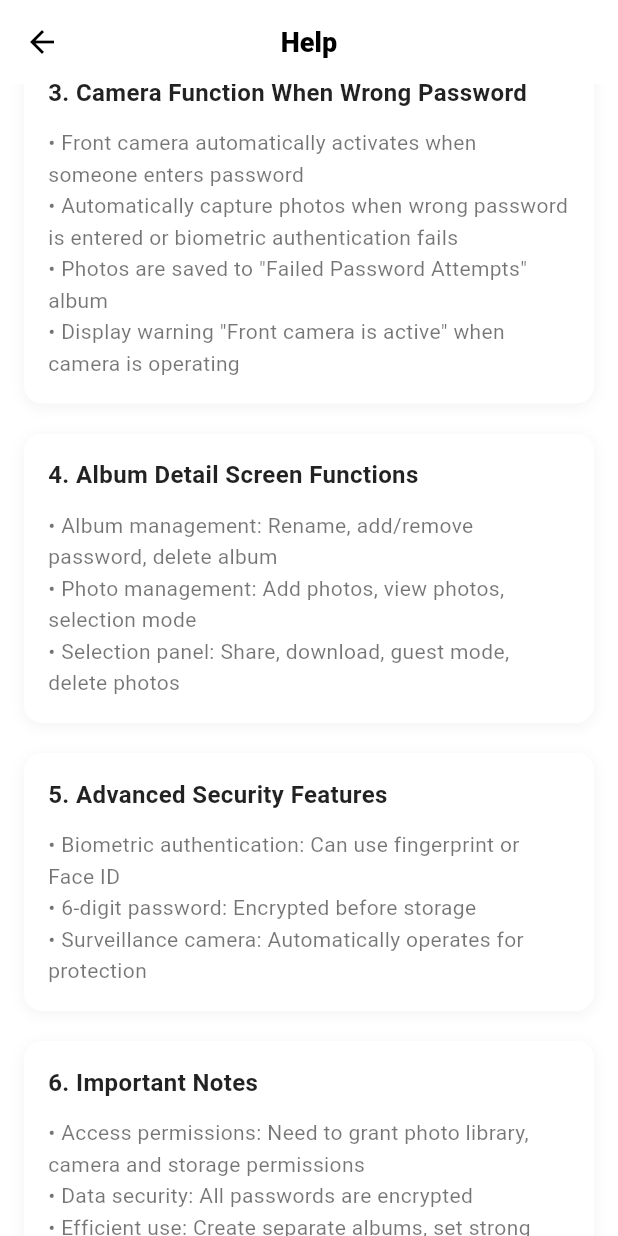
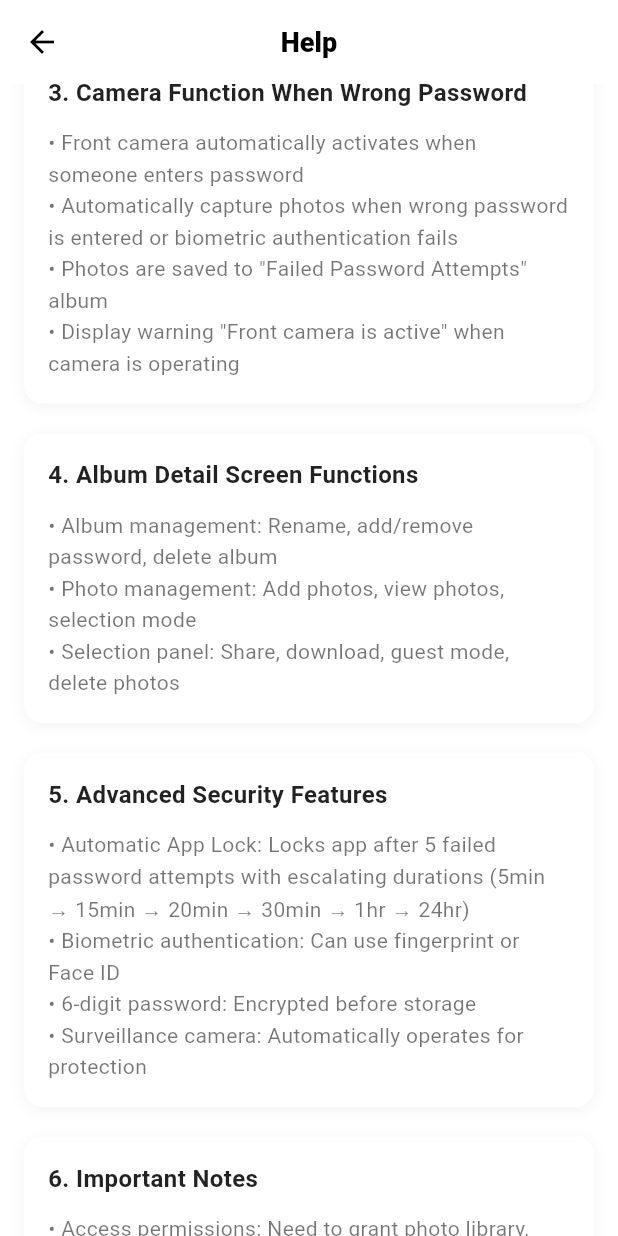
Before and after one commit to IsAPerson-Kas/Project, a Flutter app: the HelpScreen screen opened by its route, scrolled down 576 dp, on a phone screen of 412 x 824 dp. Run offline on Flutter 3.47's test engine with Material 3 defaults, Android fonts, the phone set to English and light mode, and no system bars; our stand-ins replace camera, device_info_plus, drift, drift_flutter, equatable, flutter_bloc and 6 more; missing offline and left inert: photo_manager, photo_manager_image_provider, pro_image_editor, video_thumbnail; accounts and stored records are empty; generated files the repository leaves out were written again.

```diff
--- a/lib/core/constaints/app_strings.dart
+++ b/lib/core/constaints/app_strings.dart
@@ -125,19 +125,25 @@ class AppStrings {
       'help': 'Help',
       'helpGuide': 'Help Guide',
       'helpOverview': 'Overview',
-      'helpOverviewContent': 'Photo Guard is a personal photo and video protection app with advanced security features. The app allows you to create private albums protected by passwords and surveillance cameras.',
+      'helpOverviewContent':
+          'Photo Guard is a personal photo and video protection app with advanced security features. The app allows you to create private albums protected by passwords and surveillance cameras.',
       'helpMainScreen': '1. Main Screen (Album List)',
-      'helpMainScreenContent': '• View album list: Display all created albums\n• Add new album: Press the "+" icon to create a new album\n• Access settings: Press the menu icon (3 horizontal lines) to go to Settings',
+      'helpMainScreenContent':
+          '• View album list: Display all created albums\n• Add new album: Press the "+" icon to create a new album\n• Access settings: Press the menu icon (3 horizontal lines) to go to Settings',
       'helpSettings': '2. Settings Functions',
       'helpSettingsContent': '• View failed attempts: View photos captured when someone enters wrong password\n• Language settings: Switch between English and Vietnamese',
       'helpCamera': '3. Camera Function When Wrong Password',
-      'helpCameraContent': '• Front camera automatically activates when someone enters password\n• Automatically capture photos when wrong password is entered or biometric authentication fails\n• Photos are saved to "Failed Password Attempts" album\n• Display warning "Front camera is active" when camera is operating',
+      'helpCameraContent':
+          '• Front camera automatically activates when someone enters password\n• Automatically capture photos when wrong password is entered or biometric authentication fails\n• Photos are saved to "Failed Password Attempts" album\n• Display warning "Front camera is active" when camera is operating',
       'helpAlbumDetail': '4. Album Detail Screen Functions',
-      'helpAlbumDetailContent': '• Album management: Rename, add/remove password, delete album\n• Photo management: Add photos, view photos, selection mode\n• Selection panel: Share, download, guest mode, delete photos',
+      'helpAlbumDetailContent':
+          '• Album management: Rename, add/remove password, delete album\n• Photo management: Add photos, view photos, selection mode\n• Selection panel: Share, download, guest mode, delete photos',
       'helpSecurity': '5. Advanced Security Features',
-      'helpSecurityContent': '• Biometric authentication: Can use fingerprint or Face ID\n• 6-digit password: Encrypted before storage\n• Surveillance camera: Automatically operates for protection',
+      'helpSecurityContent':
+          '• Automatic App Lock: Locks app after 5 failed password attempts with escalating durations (5min → 15min → 20min → 30min → 1hr → 24hr)\n• Biometric authentication: Can use fingerprint or Face ID\n• 6-digit password: Encrypted before storage\n• Surveillance camera: Automatically operates for protection',
       'helpNotes': '6. Important Notes',
-      'helpNotesContent': '• Access permissions: Need to grant photo library, camera and storage permissions\n• Data security: All passwords are encrypted\n• Efficient use: Create separate albums, set strong passwords, check failed attempts regularly',
+      'helpNotesContent':
+          '• Access permissions: Need to grant photo library, camera and storage permissions\n• Data security: All passwords are encrypted\n• Efficient use: Create separate albums, set strong passwords, check failed attempts regularly\n• App Lock warning: Avoid entering wrong password multiple times to prevent app lock',
       'helpSupport': 'Support',
       'helpSupportContent': 'If you encounter problems when using:\n1. Check access permissions in Settings\n2. Ensure device has sufficient storage space\n3. Restart the app if necessary',
       'appLocked': 'App Locked',
@@ -262,19 +268,24 @@ class AppStrings {
       'help': 'Trợ giúp',
       'helpGuide': 'Hướng dẫn sử dụng',
       'helpOverview': 'Tổng quan',
-      'helpOverviewContent': 'Photo Guard là ứng dụng bảo vệ ảnh và video cá nhân với các tính năng bảo mật cao cấp. Ứng dụng cho phép bạn tạo các album riêng tư được bảo vệ bằng mật khẩu và camera giám sát.',
+      'helpOverviewContent':
+          'Photo Guard là ứng dụng bảo vệ ảnh và video cá nhân với các tính năng bảo mật cao cấp. Ứng dụng cho phép bạn tạo các album riêng tư được bảo vệ bằng mật khẩu và camera giám sát.',
       'helpMainScreen': '1. Màn hình chính (Album List)',
-      'helpMainScreenContent': '• Xem danh sách album: Hiển thị tất cả album đã tạo\n• Thêm album mới: Nhấn vào biểu tượng "+" để tạo album mới\n• Truy cập cài đặt: Nhấn vào biểu tượng menu (3 gạch ngang) để vào Settings',
+      'helpMainScreenContent':
+          '• Xem danh sách album: Hiển thị tất cả album đã tạo\n• Thêm album mới: Nhấn vào biểu tượng "+" để tạo album mới\n• Truy cập cài đặt: Nhấn vào biểu tượng menu (3 gạch ngang) để vào Settings',
       'helpSettings': '2. Chức năng trong Settings',
       'helpSettingsContent': '• Xem lần thử thất bại: Xem lại các ảnh được chụp khi có người nhập sai mật khẩu\n• Cài đặt ngôn ngữ: Chuyển đổi giữa tiếng Anh và tiếng Việt',
       'helpCamera': '3. Chức năng chụp ảnh khi nhập sai mật khẩu',
-      'helpCameraContent': '• Camera trước tự động kích hoạt khi có người nhập mật khẩu\n• Tự động chụp ảnh khi nhập sai mật khẩu hoặc xác thực sinh trắc học thất bại\n• Ảnh được lưu vào album "Failed Password Attempts"\n• Hiển thị cảnh báo "Front camera is active" khi camera đang hoạt động',
+      'helpCameraContent':
+          '• Camera trước tự động kích hoạt khi có người nhập mật khẩu\n• Tự động chụp ảnh khi nhập sai mật khẩu hoặc xác thực sinh trắc học thất bại\n• Ảnh được lưu vào album "Failed Password Attempts"\n• Hiển thị cảnh báo "Front camera is active" khi camera đang hoạt động',
       'helpAlbumDetail': '4. Các chức năng trong màn hình Album Detail',
       'helpAlbumDetailContent': '• Quản lý album: Đổi tên, thêm/xóa mật khẩu, xóa album\n• Quản lý ảnh: Thêm ảnh, xem ảnh, chế độ chọn\n• Panel chọn ảnh: Chia sẻ, tải xuống, chế độ khách, xóa ảnh',
       'helpSecurity': '5. Tính năng bảo mật nâng cao',
-      'helpSecurityContent': '• Xác thực sinh trắc học: Có thể sử dụng vân tay hoặc Face ID\n• Mật khẩu 6 số: Được mã hóa trước khi lưu trữ\n• Camera giám sát: Hoạt động tự động để bảo vệ',
+      'helpSecurityContent':
+          '• Khóa App tự động: Khóa app sau 5 lần nhập sai mật khẩu với thời gian tăng dần (5phút → 15phút → 20phút → 30phút → 1giờ → 24giờ)\n• Xác thực sinh trắc học: Có thể sử dụng vân tay hoặc Face ID\n• Mật khẩu 6 số: Được mã hóa trước khi lưu trữ\n• Camera giám sát: Hoạt động tự động để bảo vệ',
       'helpNotes': '6. Lưu ý quan trọng',
-      'helpNotesContent': '• Quyền truy cập: Cần cấp quyền thư viện ảnh, camera và lưu trữ\n• Bảo mật dữ liệu: Tất cả mật khẩu được mã hóa\n• Sử dụng hiệu quả: Tạo album riêng biệt, đặt mật khẩu mạnh, kiểm tra lần thử thất bại thường xuyên',
+      'helpNotesContent':
+          '• Quyền truy cập: Cần cấp quyền thư viện ảnh, camera và lưu trữ\n• Bảo mật dữ liệu: Tất cả mật khẩu được mã hóa\n• Sử dụng hiệu quả: Tạo album riêng biệt, đặt mật khẩu mạnh, kiểm tra lần thử thất bại thường xuyên\n• Cảnh báo App Lock: Tránh nhập sai mật khẩu nhiều lần để không bị khóa app',
       'helpSupport': 'Hỗ trợ',
       'helpSupportContent': 'Nếu gặp vấn đề khi sử dụng:\n1. Kiểm tra quyền truy cập trong Settings\n2. Đảm bảo thiết bị có đủ dung lượng lưu trữ\n3. Khởi động lại ứng dụng nếu cần thiết',
       'appLocked': 'App Bị Khóa',
--- a/lib/presentation/features/album_list/views/album_list_screen.dart
+++ b/lib/presentation/features/album_list/views/album_list_screen.dart
@@ -1,8 +1,6 @@
 import 'package:flutter/material.dart';
 import 'package:flutter_bloc/flutter_bloc.dart';
-import 'package:flutter_svg/svg.dart';
 import 'package:media_guard_v2/core/constaints/app_strings.dart';
-import 'package:media_guard_v2/core/constaints/assets_path.dart';
 import 'package:media_guard_v2/domain/models/guard_album_model.dart';
 import 'package:media_guard_v2/domain/repositories/album_repository.dart';
 import 'package:media_guard_v2/domain/repositories/file_repository.dart';
--- a/lib/presentation/features/album_unlock/views/album_unlock_screen.dart
+++ b/lib/presentation/features/album_unlock/views/album_unlock_screen.dart
@@ -278,9 +278,11 @@ class _AlbumUnlockScreenState extends State<AlbumUnlockScreen> {
 
             // Get current failed attempts to show in snack bar
             final failedAttempts = await AppPreferences.getFailedAttempts();
-            ScaffoldMessenger.of(context).showSnackBar(
-              SnackBar(content: Text('${AppStrings.incorrectPassword} ($failedAttempts/5)')),
-            );
+            if (mounted) {
+              ScaffoldMessenger.of(context).showSnackBar(
+                SnackBar(content: Text('${AppStrings.incorrectPassword} ($failedAttempts/5)')),
+              );
+            }
           }
         }
       } else {
```
Also changed, not shown: 1 other file.
